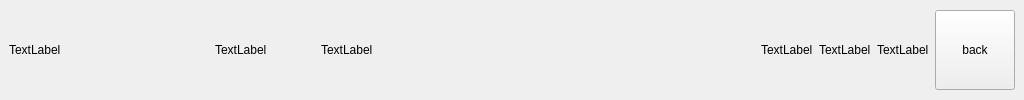
Before: the Qt Designer form CkxCar/BaseItem/formfloatingbar.ui in shuyalin/QWidgetDemo, drawn with Qt 5.
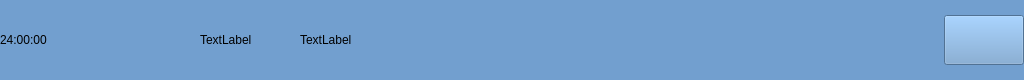
After: the same form once the commit is applied.

The edit to the form file:
```diff
--- a/CkxCar/BaseItem/formfloatingbar.ui
+++ b/CkxCar/BaseItem/formfloatingbar.ui
@@ -7,12 +7,21 @@
     <x>0</x>
     <y>0</y>
     <width>1024</width>
-    <height>100</height>
+    <height>80</height>
    </rect>
   </property>
+  <property name="maximumSize">
+   <size>
+    <width>16777215</width>
+    <height>80</height>
+   </size>
+  </property>
   <property name="windowTitle">
    <string>Form</string>
   </property>
+  <property name="styleSheet">
+   <string notr="true">background-color: rgb(114, 159, 207);</string>
+  </property>
   <layout class="QHBoxLayout" name="horizontalLayout">
    <property name="spacing">
     <number>0</number>
@@ -31,7 +40,28 @@
    </property>
    <item>
     <widget class="QWidget" name="widget" native="true">
+     <property name="maximumSize">
+      <size>
+       <width>16777215</width>
+       <height>80</height>
+      </size>
+     </property>
      <layout class="QHBoxLayout" name="horizontalLayout_2">
+      <property name="spacing">
+       <number>0</number>
+      </property>
+      <property name="leftMargin">
+       <number>0</number>
+      </property>
+      <property name="topMargin">
+       <number>0</number>
+      </property>
+      <property name="rightMargin">
+       <number>0</number>
+      </property>
+      <property name="bottomMargin">
+       <number>0</number>
+      </property>
       <item>
        <widget class="QLabel" name="labTime">
         <property name="minimumSize">
@@ -41,7 +71,10 @@
          </size>
         </property>
         <property name="text">
-         <string>TextLabel</string>
+         <string>24:00:00</string>
+        </property>
+        <property name="alignment">
+         <set>Qt::AlignLeading|Qt::AlignLeft|Qt::AlignVCenter</set>
         </property>
        </widget>
       </item>
@@ -80,22 +113,34 @@
       </item>
       <item>
        <widget class="QLabel" name="labWifi">
+        <property name="minimumSize">
+         <size>
+          <width>40</width>
+          <height>0</height>
+         </size>
+        </property>
+        <property name="maximumSize">
+         <size>
+          <width>16777215</width>
+          <height>40</height>
+         </size>
+        </property>
         <property name="text">
-         <string>TextLabel</string>
+         <string/>
         </property>
        </widget>
       </item>
       <item>
        <widget class="QLabel" name="labUsb">
         <property name="text">
-         <string>TextLabel</string>
+         <string/>
         </property>
        </widget>
       </item>
       <item>
        <widget class="QLabel" name="labLink">
         <property name="text">
-         <string>TextLabel</string>
+         <string/>
         </property>
        </widget>
       </item>
@@ -104,11 +149,17 @@
         <property name="minimumSize">
          <size>
           <width>80</width>
-          <height>80</height>
+          <height>50</height>
+         </size>
+        </property>
+        <property name="maximumSize">
+         <size>
+          <width>80</width>
+          <height>50</height>
          </size>
         </property>
         <property name="text">
-         <string>back</string>
+         <string/>
         </property>
        </widget>
       </item>
```
